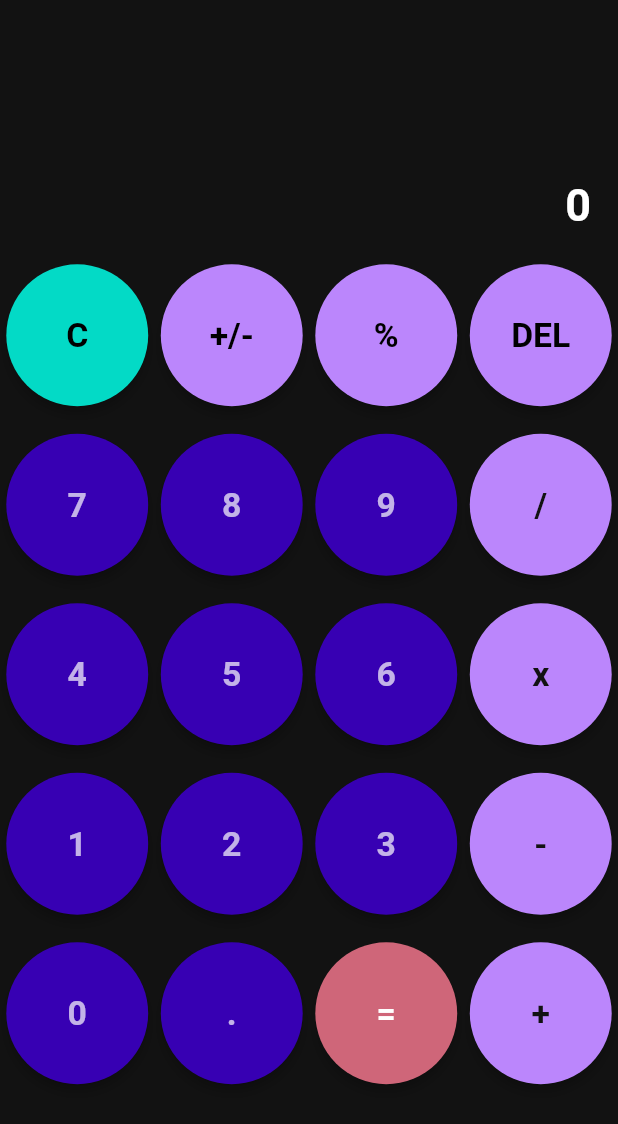
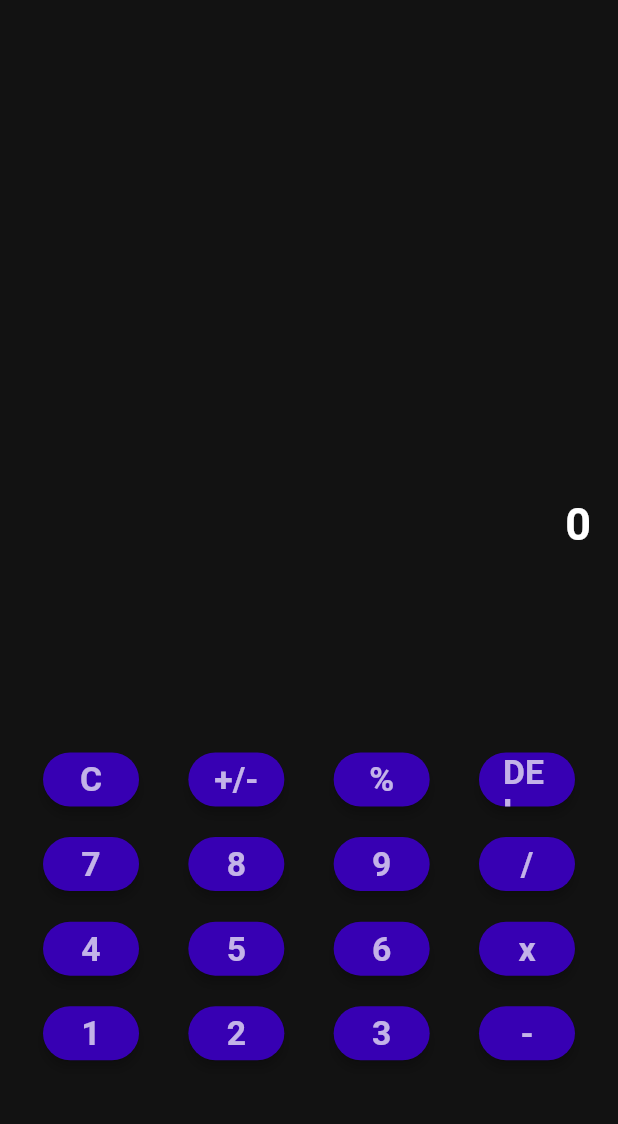
Before and after one commit to c2p-cmd/calculator_app_flutter, a Flutter app: the screen it shows after launch, on a phone screen of 412 x 824 dp. Shown: the top 1124 px of the screen. Run offline on Flutter 3.47's test engine with Material 2 defaults, Android fonts, the phone set to English and light mode, and no system bars; our stand-ins replace math_expressions.

Commit message:
Not using grid view anymore

```diff
--- a/lib/buttons.dart
+++ b/lib/buttons.dart
@@ -1,6 +1,6 @@
 import 'package:flutter/material.dart';
 
-final List<String> buttons = [
+const List<String> buttons = [
   'C',
   '+/-',
   '%',
@@ -29,15 +29,15 @@ class MyButton extends StatelessWidget {
   final Color? color;
   final Color? textColor;
   final String buttonText;
-  final Function()? buttonTapped;
+  final Function() buttonTapped;
 
   //Constructor
   const MyButton(
       {Key? key,
       this.color,
       this.textColor,
-      this.buttonText = "",
-      this.buttonTapped})
+      required this.buttonText,
+      required this.buttonTapped})
       : super(key: key);
 
   @override
--- a/lib/home_page.dart
+++ b/lib/home_page.dart
@@ -1,3 +1,4 @@
+import 'package:flutter/gestures.dart';
 import 'package:flutter/material.dart';
 import 'package:math_expressions/math_expressions.dart';
 import 'buttons.dart';
@@ -18,51 +19,120 @@ class _HomePageState extends State<HomePage> {
   @override
   Widget build(BuildContext context) => Scaffold(
         backgroundColor: const Color(0xFF121212),
-        body: _column(),
-      );
-
-  Container userInputField() => Container(
+        body: Column(
+            mainAxisAlignment: MainAxisAlignment.spaceBetween,
+            children: <Widget>[
+              const Padding(padding: EdgeInsets.only(top: 15)),
+              Container(
                 padding: const EdgeInsets.all(27),
                 alignment: Alignment.centerRight,
                 child: Text(
                   userInput,
                   style: const TextStyle(fontSize: 27, color: Colors.white),
                 ),
-      );
-
-  Container answerField() => Container(
+              ),
+              Container(
                 padding: const EdgeInsets.all(18),
                 alignment: Alignment.centerRight,
                 child: Text(
                   answer,
                   style: const TextStyle(
-              fontSize: 30, color: Colors.white, fontWeight: FontWeight.bold),
+                      fontSize: 30,
+                      color: Colors.white,
+                      fontWeight: FontWeight.bold),
                 ),
+              ),
+              Column(
+                mainAxisAlignment: MainAxisAlignment.end,
+                children: [
+                  row1(),
+                  row2(),
+                  row3(),
+                  row4(),
+                ],
+              ),
+              const SizedBox(height: 0.5)
+            ]),
       );
 
-  Widget _column() => Column(
-        children: <Widget>[
-          Expanded(
-            flex: 1,
-            child: Column(
+  Row row1() {
+    final children = <Widget>[];
+    buttons.sublist(0, 4).asMap().forEach((index, value) =>
+        children.add(MyButton(
+          buttonTapped: () {
+            setState(() {
+              userInput += buttons[index];
+              if (!isOperator(buttons[index])) {
+                computeValue();
+              }
+            });
+          },
+          buttonText: buttons[index],
+          color: isOperator(buttons[index]) ? primary : const Color(0xff3700b3),
+          textColor:
+              isOperator(buttons[0]) ? const Color(0xff121212) : Colors.white70,
+        )));
+    return Row(
+        mainAxisAlignment: MainAxisAlignment.spaceEvenly, children: children);
+  }
+
+  Row row2() {
+    final children = <Widget>[];
+    buttons.sublist(4, 8).asMap().forEach((index, value) =>
+        children.add(MyButton(
+          buttonText: value,
+          buttonTapped: () {},
+          color: isOperator(buttons[index]) ? primary : const Color(0xff3700b3),
+          textColor:
+              isOperator(buttons[0]) ? const Color(0xff121212) : Colors.white70,
+        )));
+    return Row(
       mainAxisAlignment: MainAxisAlignment.spaceEvenly,
-                children: <Widget>[
-                  const Padding(padding: EdgeInsets.only(top: 15)),
-                  userInputField(),
-                  answerField(),
-                  allButtons()
-                ]),
-          ),
-        ],
+      children: children,
     );
+  }
 
-  Widget allButtons() => Expanded(
-        flex: 3,
+  Row row3() {
+    final children = <Widget>[];
+    buttons.sublist(8, 12).asMap().forEach((index, value) =>
+        children.add(MyButton(
+          buttonText: value,
+          buttonTapped: () {},
+          color: isOperator(buttons[index]) ? primary : const Color(0xff3700b3),
+          textColor:
+              isOperator(buttons[0]) ? const Color(0xff121212) : Colors.white70,
+        )));
+    return Row(
+      mainAxisAlignment: MainAxisAlignment.spaceEvenly,
+      children: children,
+    );
+  }
+
+  Row row4() {
+    final children = <Widget>[];
+    buttons.sublist(12, 16).asMap().forEach((index, value) =>
+        children.add(MyButton(
+          buttonText: value,
+          buttonTapped: () {},
+          color: isOperator(buttons[index]) ? primary : const Color(0xff3700b3),
+          textColor:
+              isOperator(buttons[0]) ? const Color(0xff121212) : Colors.white70,
+        )));
+    return Row(
+      mainAxisAlignment: MainAxisAlignment.spaceEvenly,
+      children: children,
+    );
+  }
+
+  Expanded allButtons() {
+    return Expanded(
+      // flex: 0,
       child: GridView.builder(
+          padding: const EdgeInsetsDirectional.only(top: 0),
+          physics: const NeverScrollableScrollPhysics(),
           itemCount: buttons.length,
           gridDelegate: const SliverGridDelegateWithFixedCrossAxisCount(
             crossAxisCount: 4,
-              mainAxisSpacing: 10,
           ),
           itemBuilder: (BuildContext context, int index) {
             switch (index) {
@@ -105,8 +175,7 @@ class _HomePageState extends State<HomePage> {
                 return MyButton(
                   buttonTapped: () => setState(() {
                     if (userInput.isNotEmpty) {
-                        userInput =
-                            userInput.substring(0, userInput.length - 1);
+                      userInput = userInput.substring(0, userInput.length - 1);
                       computeValue();
                     }
                   }),
@@ -144,6 +213,7 @@ class _HomePageState extends State<HomePage> {
             }
           }),
     );
+  }
 
   void showExpression() {
     computeValue();
```
Lines whose indentation alone changed are shown as unchanged.
